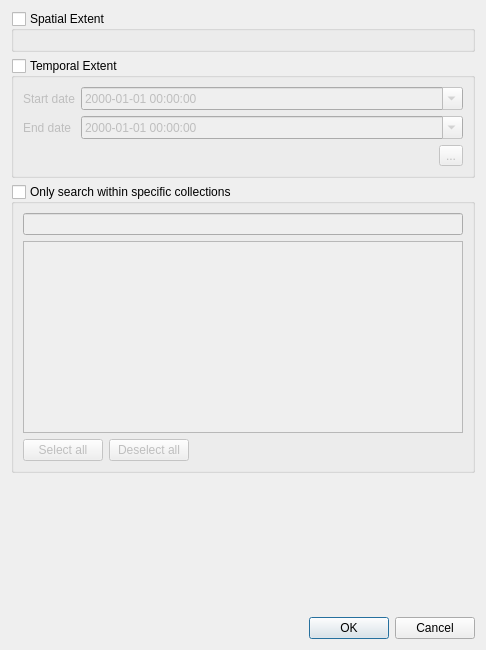
This is src/ui/stac/qgsstacsearchparametersdialog.ui in qgis/QGIS as Qt 5 draws it before an edit. The edited form follows.
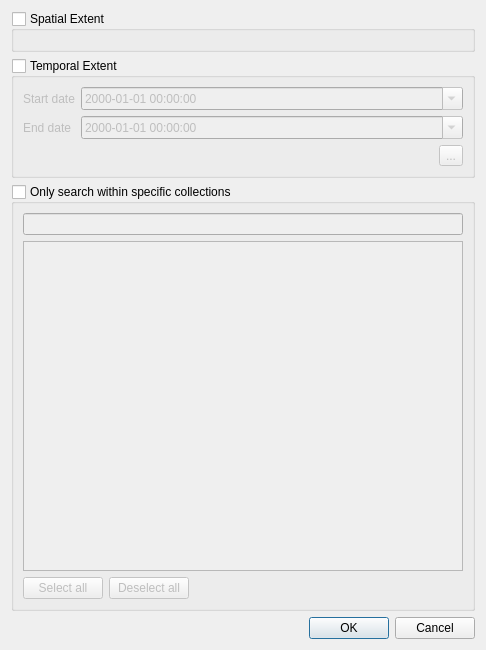
This is the edited form. Custom widgets are drawn as their Qt base class.

Commit message: Let collections list grow with QgsStacSearchParametersDialog

What changed in the file:
```diff
--- a/src/ui/stac/qgsstacsearchparametersdialog.ui
+++ b/src/ui/stac/qgsstacsearchparametersdialog.ui
@@ -176,19 +176,6 @@
      </layout>
     </widget>
    </item>
-   <item>
-    <spacer name="verticalSpacer">
-     <property name="orientation">
-      <enum>Qt::Vertical</enum>
-     </property>
-     <property name="sizeHint" stdset="0">
-      <size>
-       <width>20</width>
-       <height>40</height>
-      </size>
-     </property>
-    </spacer>
-   </item>
    <item>
     <widget class="QDialogButtonBox" name="buttonBox">
      <property name="orientation">
```
Left out of the diff: 18 changed lines with no effect on the pictures.
